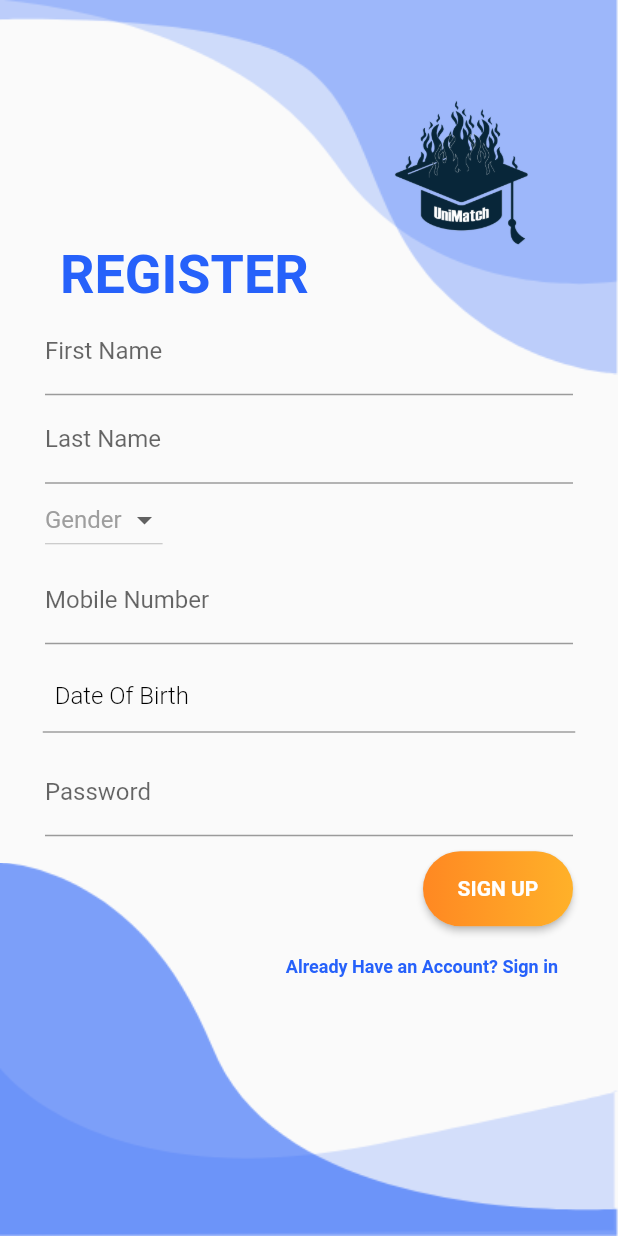
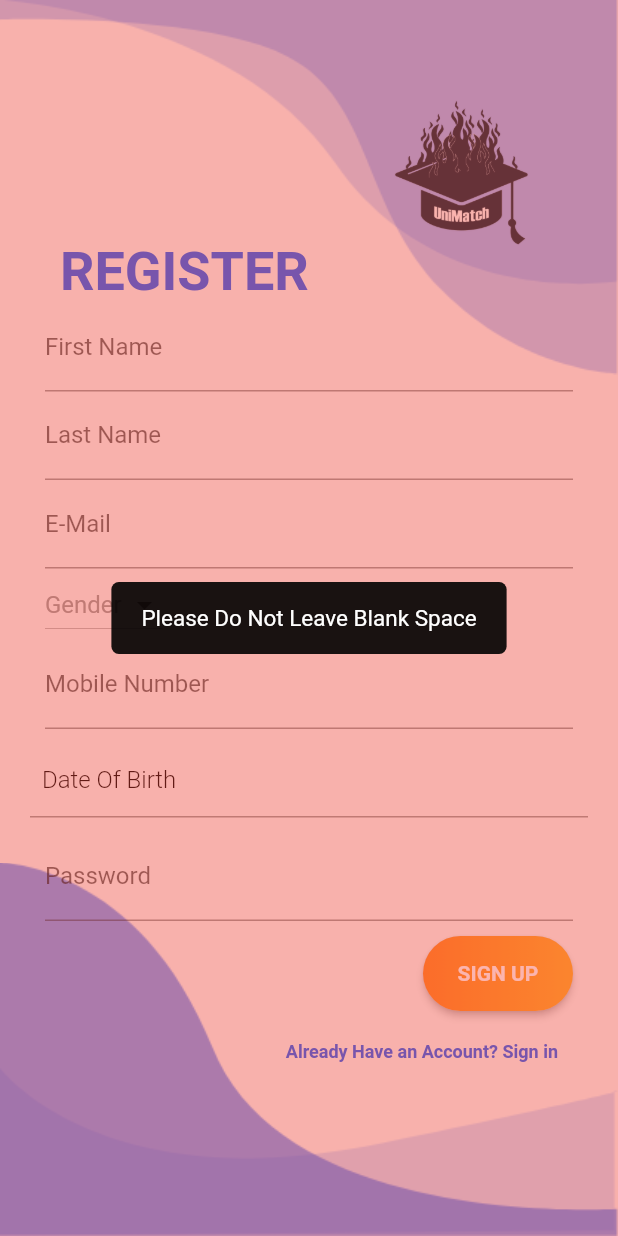
Before and after one commit to ketvolkan/Flutter-UniMatch-App, a Flutter app: the Register screen opened directly, after a tap on "SIGN UP", on a phone screen of 412 x 824 dp. Run offline on Flutter 3.47's test engine with Material 2 defaults, Android fonts, the phone set to English and light mode, and no system bars; our stand-ins replace dio, flutter_datetime_picker, flutter_easyloading, syncfusion_flutter_datepicker; missing offline and left inert: flutter_session_manager, fluttery_dart2.

Commit message:
Register Eklendi

```diff
--- a/lib/main.dart
+++ b/lib/main.dart
@@ -1,4 +1,5 @@
 import 'package:flutter/material.dart';
+import 'package:flutter_easyloading/flutter_easyloading.dart';
 import 'package:unimatch/routes/RouteGenerator.dart';
 
 void main() {
@@ -18,6 +19,7 @@ class MyApp extends StatelessWidget {
         primarySwatch: Colors.deepPurple,
       ),
       onGenerateRoute: RouteGenerator.routeGenerator,
+      builder: EasyLoading.init(),
     );
   }
 }
--- a/lib/models/Message.dart
+++ b/lib/models/Message.dart
@@ -19,7 +19,7 @@ class Message {
 
 User users = User(
     active: true,
-    dateOfBirth: DateTime.now(),
+    dateOfBirth: "",
     description: "asdsd",
     firstName: "asdsd",
     gender: "asdsd",
--- a/lib/models/User.dart
+++ b/lib/models/User.dart
@@ -6,8 +6,6 @@ import 'package:meta/meta.dart';
 import 'dart:convert';
 
 import 'package:unimatch/models/UserPhoto.dart';
-
-User userFromMap(String str) => User.fromMap(json.decode(str));
 
 class User {
   User(
@@ -25,7 +23,7 @@ class User {
       required this.userPhotos});
   late List<String> userPhotos = [];
   final bool active;
-  final DateTime dateOfBirth;
+  final String dateOfBirth;
   final String description;
   final String firstName;
   final String gender;
@@ -35,18 +33,4 @@ class User {
   final String phoneNumber;
   final String password;
   final bool verifiedAccount;
-
-  factory User.fromMap(Map<String, dynamic> json) => User(
-      active: json["active"],
-      dateOfBirth: DateTime.parse(json["dateOfBirth"]),
-      description: json["description"],
-      firstName: json["firstName"],
-      gender: json["gender"],
-      id: json["id"],
-      lastName: json["lastName"],
-      mail: json["mail"],
-      phoneNumber: json["phoneNumber"],
-      verifiedAccount: json["verifiedAccount"],
-      password: json["password"],
-      userPhotos: []);
 }
--- a/lib/pages/Profile.dart
+++ b/lib/pages/Profile.dart
@@ -28,7 +28,7 @@ class _ProfileState extends State<Profile> {
   List<User> profiles = [
     User(
         active: true,
-        dateOfBirth: DateTime.now(),
+        dateOfBirth: "",
         description: "description",
         firstName: "firstName",
         gender: "gender",
--- a/lib/pages/Register.dart
+++ b/lib/pages/Register.dart
@@ -1,7 +1,12 @@
+import 'dart:convert';
+
 import 'package:flutter/material.dart';
 import 'package:flutter_datetime_picker/flutter_datetime_picker.dart';
+import 'package:flutter_easyloading/flutter_easyloading.dart';
 import 'package:intl/intl.dart';
 import 'package:syncfusion_flutter_datepicker/datepicker.dart';
+import 'package:unimatch/models/User.dart';
+import 'package:unimatch/services/UserService.dart';
 import 'package:unimatch/widgets/LoginRegisterPage/background.dart';
 
 Size size = Size(0, 0);
@@ -29,6 +34,74 @@ class _RegisterState extends State<Register> {
   String _range = '';
   String _rangeCount = '';
   String dateOfBirth = "Date Of Birth";
+
+  bool active = false;
+  String dateTime = '';
+  String description = "Write Sentence About You";
+  String firstName = "";
+  String gender = "";
+  int id = 0;
+  String lastName = "";
+  String mail = "";
+  String phoneNumber = "";
+  bool verifiedAccount = false;
+  String password = "";
+  registerFunction() async {
+    if (firstName == "" ||
+        lastName == "" ||
+        gender == "" ||
+        mail == "" ||
+        phoneNumber == "" ||
+        password == "" ||
+        dateTime == "") {
+      EasyLoading.instance.maskColor = Colors.red.withOpacity(0.4);
+      EasyLoading.showToast(
+        "Please Do Not Leave Blank Space",
+        duration: Duration(seconds: 3),
+        dismissOnTap: true,
+        toastPosition: EasyLoadingToastPosition.center,
+        maskType: EasyLoadingMaskType.custom,
+      );
+    } else {
+      User registeredUser = User(
+          active: active,
+          dateOfBirth: dateTime,
+          description: description,
+          firstName: firstName,
+          gender: gender,
+          id: id,
+          lastName: lastName,
+          mail: mail,
+          phoneNumber: phoneNumber,
+          verifiedAccount: verifiedAccount,
+          password: password,
+          userPhotos: []);
+      var response = await registerUser(registeredUser);
+      var resBody = json.decode(utf8.decode(response.bodyBytes));
+
+      if (resBody['success'] == true) {
+        EasyLoading.instance..maskColor = Colors.green.withOpacity(0.4);
+        EasyLoading.showToast(
+          "Registration Successful. Confirm your email!",
+          duration: Duration(seconds: 3),
+          dismissOnTap: true,
+          toastPosition: EasyLoadingToastPosition.bottom,
+          maskType: EasyLoadingMaskType.custom,
+        );
+        Navigator.pushReplacementNamed(context, "/");
+      } else {
+        EasyLoading.instance..maskColor = Colors.red.withOpacity(0.4);
+        EasyLoading.showToast(
+          resBody['message'].toString(),
+          duration: Duration(seconds: 3),
+          dismissOnTap: true,
+          toastPosition: EasyLoadingToastPosition.center,
+          maskType: EasyLoadingMaskType.custom,
+        );
+      }
+    }
+  }
+
   void _onSelectionChanged(DateRangePickerSelectionChangedArgs args) {
     setState(() {
       if (args.value is PickerDateRange) {
@@ -48,9 +121,11 @@ class _RegisterState extends State<Register> {
   Widget build(BuildContext context) {
     return Scaffold(
       body: Background(
-        child: Column(
-          mainAxisAlignment: MainAxisAlignment.center,
+        child: ListView(
           children: <Widget>[
+            SizedBox(
+              height: 160,
+            ),
             Container(
               alignment: Alignment.centerLeft,
               padding: EdgeInsets.symmetric(horizontal: 40),
@@ -69,6 +144,9 @@ class _RegisterState extends State<Register> {
               margin: EdgeInsets.symmetric(horizontal: 30),
               child: TextField(
                 decoration: InputDecoration(labelText: "First Name"),
+                onChanged: (value) {
+                  firstName = value;
+                },
               ),
             ),
             Container(
@@ -76,6 +154,19 @@ class _RegisterState extends State<Register> {
               margin: EdgeInsets.symmetric(horizontal: 30),
               child: TextField(
                 decoration: InputDecoration(labelText: "Last Name"),
+                onChanged: (value) {
+                  lastName = value;
+                },
+              ),
+            ),
+            Container(
+              alignment: Alignment.center,
+              margin: EdgeInsets.symmetric(horizontal: 30),
+              child: TextField(
+                decoration: InputDecoration(labelText: "E-Mail"),
+                onChanged: (value) {
+                  mail = value;
+                },
               ),
             ),
             Container(
@@ -87,6 +178,7 @@ class _RegisterState extends State<Register> {
                   setState(() {
                     selectedValue = newValue!;
                   });
+                  gender = selectedValue;
                 },
                 items: dropdownItems,
               ),
@@ -97,6 +189,9 @@ class _RegisterState extends State<Register> {
               margin: EdgeInsets.symmetric(horizontal: 30),
               child: TextField(
                 decoration: InputDecoration(labelText: "Mobile Number"),
+                onChanged: (value) {
+                  phoneNumber = value;
+                },
               ),
             ),
             SizedBox(height: size.height * 0.03),
@@ -127,6 +222,7 @@ class _RegisterState extends State<Register> {
                           date.timeZoneOffset.inHours.toString());
                     }, onConfirm: (date) {
                       setState(() {
+                        dateTime = date.toString();
                         dateOfBirth = "Date Of Birth : " +
                             date.toString().replaceAll("00:00:00.000", "");
                       });
@@ -147,6 +243,9 @@ class _RegisterState extends State<Register> {
               child: TextField(
                 decoration: InputDecoration(labelText: "Password"),
                 obscureText: true,
+                onChanged: (value) {
+                  password = value;
+                },
               ),
             ),
             SizedBox(height: size.height * 0.05),
@@ -154,7 +253,7 @@ class _RegisterState extends State<Register> {
               alignment: Alignment.centerRight,
               margin: EdgeInsets.symmetric(horizontal: 30, vertical: 10),
               child: RaisedButton(
-                onPressed: () {},
+                onPressed: registerFunction,
                 shape: RoundedRectangleBorder(
                     borderRadius: BorderRadius.circular(80.0)),
                 textColor: Colors.white,
--- a/lib/services/UserPhotoService.dart
+++ b/lib/services/UserPhotoService.dart
@@ -19,7 +19,7 @@ Future<List<UserPhoto>> getAllUserPhoto({String service = "getAll"}) async {
             active: resBody['data'][i]['active'],
             id: resBody['data'][i]['id'],
             photoUrl: resBody['data'][i]['photoUrl'],
-            userId: resBody['data'][i]['userId']['id']));
+            userId: resBody['data'][i]['user']['id']));
       }
     }
     return userPhotoList;
--- a/lib/widgets/UserProfilePage/ProfilePage.dart
+++ b/lib/widgets/UserProfilePage/ProfilePage.dart
@@ -141,8 +141,10 @@ class _ProfilePageState extends State<ProfilePage> {
                                         ),
                                         Text(
                                           (DateTime.now()
-                                                      .difference(widget
-                                                          .profiles.dateOfBirth)
+                                                      .difference(
+                                                          DateTime.parse(widget
+                                                              .profiles
+                                                              .dateOfBirth))
                                                       .inDays /
                                                   365)
                                               .floor()
--- a/pubspec.yaml
+++ b/pubspec.yaml
@@ -42,6 +42,7 @@ dependencies:
   syncfusion_flutter_datepicker: ^19.4.41
   flutter_datetime_picker: ^1.5.1
   flutter_session_manager: ^1.0.3
+  flutter_easyloading: ^3.0.3
 
 
 dev_dependencies:
```
Also changed, not shown: lib/services/UserService.dart (+24 -2 lines), pubspec.lock.
